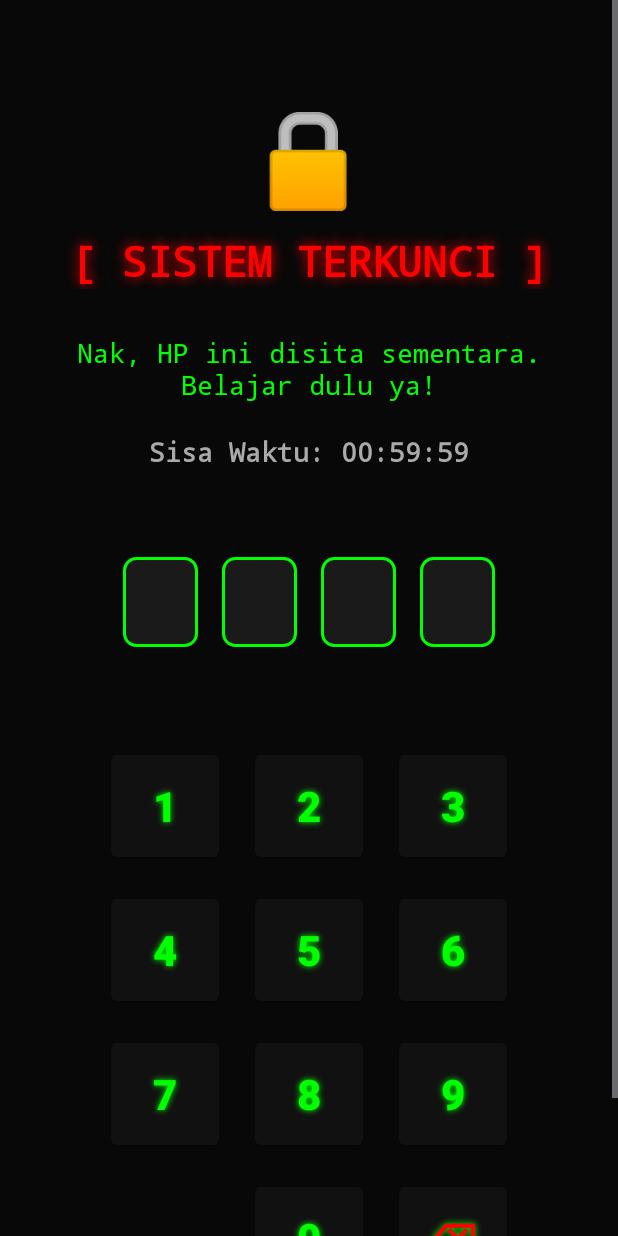
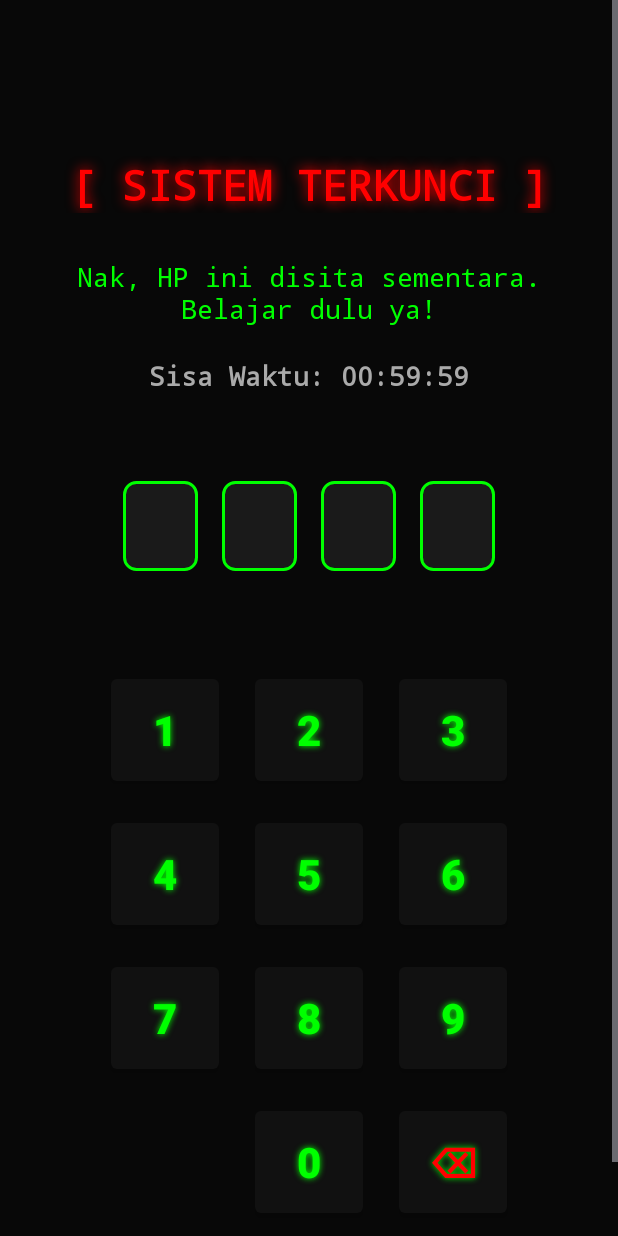
Before and after one commit to alfaqiheza4-design/ezax-agent, an Android app: the LockScreenActivity screen opened directly, with no data from a screen before it, on a phone screen of 412 x 824 dp. Run offline under Robolectric (Android 15) with nearby library versions, the phone set to English and light mode, and no system bars.

Commit message:
UI: Hapus ikon gembok dan sesuaikan margin

```diff
--- a/app/src/main/res/layout/activity_lock.xml
+++ b/app/src/main/res/layout/activity_lock.xml
@@ -11,15 +11,6 @@
         android:orientation="vertical"
         android:padding="24dp"
         android:gravity="center_horizontal">
-
-        <!-- Ikon Gembok -->
-        <TextView
-            android:layout_width="wrap_content"
-            android:layout_height="wrap_content"
-            android:text="🔒"
-            android:textSize="60sp"
-            android:layout_marginTop="40dp"
-            android:layout_marginBottom="10dp" />
 
         <!-- Header -->
         <TextView
@@ -35,6 +26,7 @@
             android:shadowDx="0"
             android:shadowDy="0"
             android:shadowRadius="10"
+            android:layout_marginTop="80dp"
             android:layout_marginBottom="30dp" />
 
         <!-- Pesan Custom -->
```
